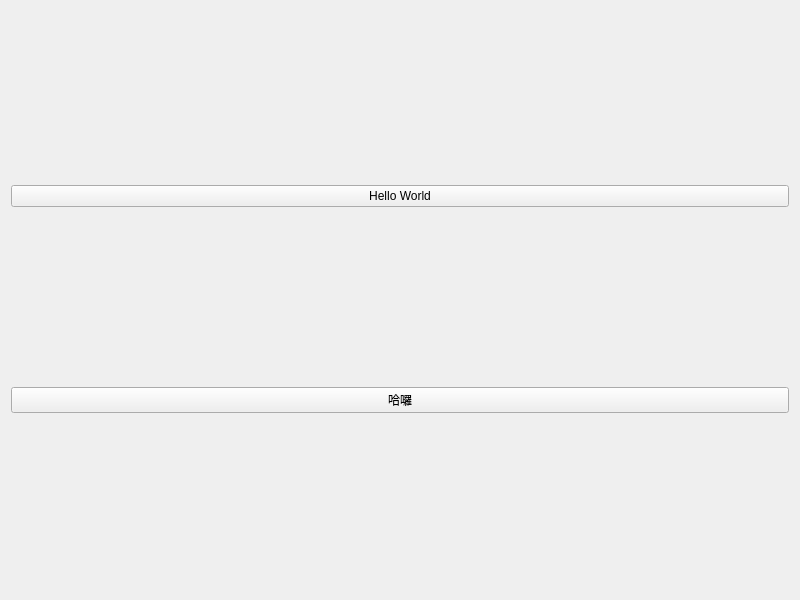
The window that designwidget.ui (moonbyul002/Qt_HelloWorld_3) describes before a commit, drawn with Qt 5.
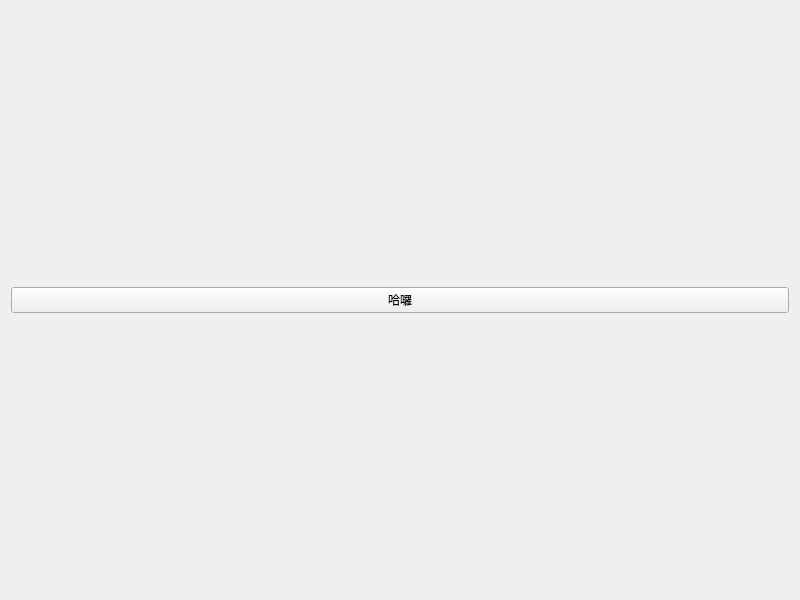
The same window after the commit.

```diff
--- a/designwidget.ui
+++ b/designwidget.ui
@@ -14,13 +14,6 @@
    <string>DesignWidget</string>
   </property>
   <layout class="QVBoxLayout" name="verticalLayout">
-   <item>
-    <widget class="QPushButton" name="pushButton_2">
-     <property name="text">
-      <string>Hello World</string>
-     </property>
-    </widget>
-   </item>
    <item>
     <widget class="QPushButton" name="pushButton">
      <property name="text">
```
